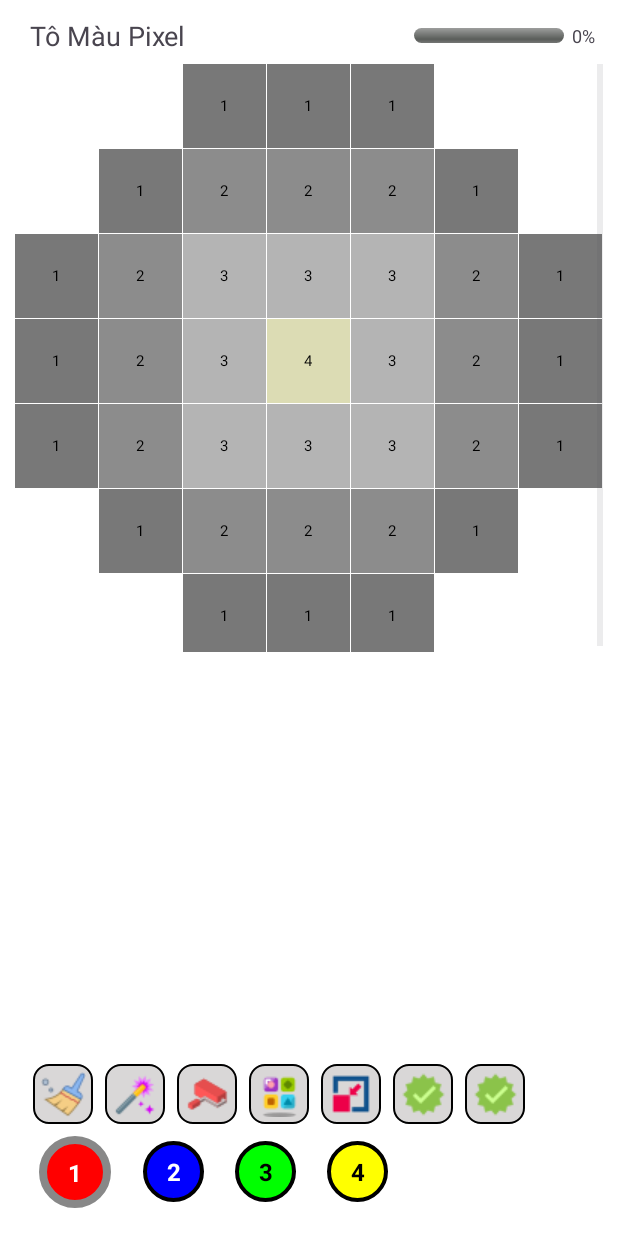
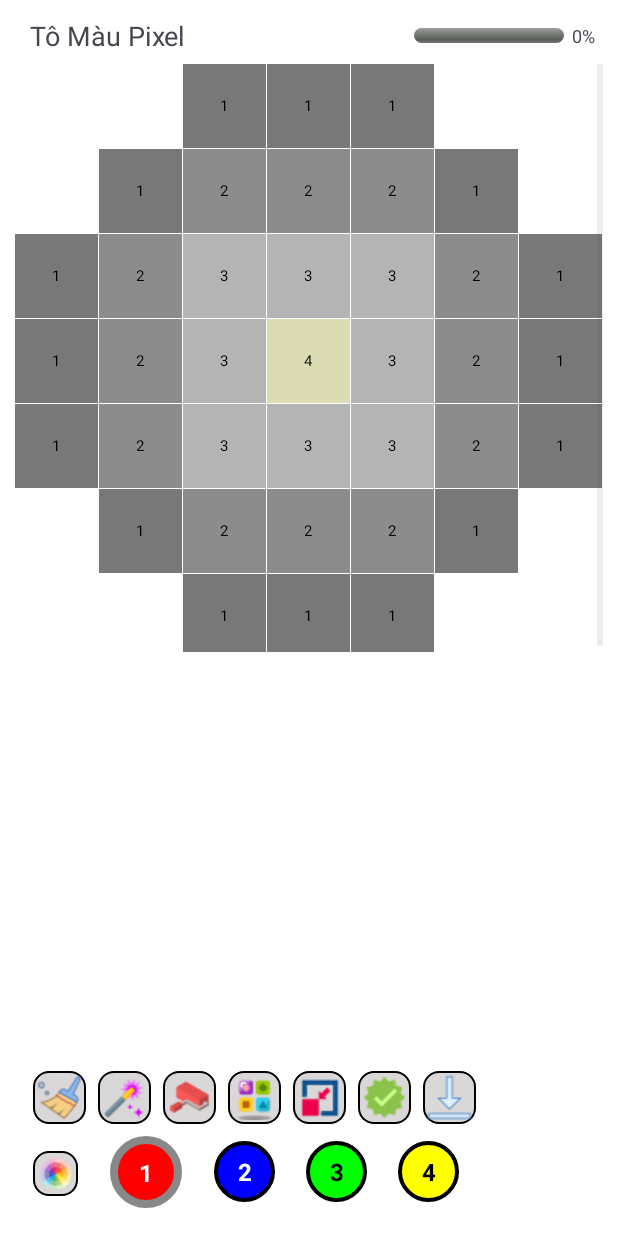
Before and after one commit to ahido388015/ColorByNumber, an Android app: the MainActivity screen opened directly, with no data from a screen before it, on a phone screen of 412 x 824 dp. Run offline under Robolectric (Android 15) with nearby library versions, the phone set to English and light mode, and no system bars; libraries missing offline, so code that uses them is left out: com.skydoves.colorpickerview.

Commit message:
add custom color_fix ui

```diff
--- a/app/build.gradle.kts
+++ b/app/build.gradle.kts
@@ -49,5 +49,6 @@ dependencies {
 
     implementation ("androidx.recyclerview:recyclerview:1.3.2")
     implementation ("androidx.cardview:cardview:1.0.0")
+    implementation ("com.github.skydoves:colorpickerview:2.3.0")
    // implementation ("org.jetbrains.kotlinx:kotlinx-parcelize:1.3.5")
 }
--- a/app/src/main/res/layout/activity_main.xml
+++ b/app/src/main/res/layout/activity_main.xml
@@ -99,24 +99,24 @@
 
         <ImageButton
             android:id="@+id/clearButton"
-            android:layout_width="40dp"
-            android:layout_height="40dp"
+            android:layout_width="35dp"
+            android:layout_height="35dp"
             android:layout_marginLeft="12dp"
             android:background="@drawable/boder_color_palette"
             app:srcCompat="@drawable/clear" />
 
         <ImageButton
             android:id="@+id/magicButton"
-            android:layout_width="40dp"
-            android:layout_height="40dp"
+            android:layout_width="35dp"
+            android:layout_height="35dp"
             android:layout_marginLeft="8dp"
             android:background="@drawable/boder_color_palette"
             app:srcCompat="@drawable/magicbt" />
 
         <ImageButton
             android:id="@+id/drawingButton"
-            android:layout_width="40dp"
-            android:layout_height="40dp"
+            android:layout_width="35dp"
+            android:layout_height="35dp"
             android:background="@drawable/boder_color_palette"
             android:layout_marginLeft="8dp"
             app:srcCompat="@drawable/drawing_roler" />
@@ -124,35 +124,35 @@
 
         <ImageButton
             android:id="@+id/changeBackgroundButton"
-            android:layout_width="40dp"
-            android:layout_height="40dp"
+            android:layout_width="35dp"
+            android:layout_height="35dp"
             android:background="@drawable/boder_color_palette"
             android:layout_marginLeft="8dp"
             app:srcCompat="@drawable/background" />
 
         <ImageButton
             android:id="@+id/resetButton"
-            android:layout_width="40dp"
-            android:layout_height="40dp"
+            android:layout_width="35dp"
+            android:layout_height="35dp"
             android:background="@drawable/boder_color_palette"
             android:layout_marginLeft="8dp"
             app:srcCompat="@drawable/reset_shrink" />
 
         <ImageButton
             android:id="@+id/checkButton"
-            android:layout_width="40dp"
-            android:layout_height="40dp"
+            android:layout_width="35dp"
+            android:layout_height="35dp"
             android:background="@drawable/boder_color_palette"
             android:layout_marginLeft="8dp"
             app:srcCompat="@drawable/check" />
 
         <ImageButton
             android:id="@+id/downButton"
-            android:layout_width="40dp"
-            android:layout_height="40dp"
+            android:layout_width="35dp"
+            android:layout_height="35dp"
             android:background="@drawable/boder_color_palette"
             android:layout_marginLeft="8dp"
-            app:srcCompat="@drawable/check" />
+            app:srcCompat="@drawable/dowwnload" />
 
     </LinearLayout>
 
@@ -160,6 +160,16 @@
         android:layout_width="wrap_content"
         android:layout_height="wrap_content"
         android:orientation="horizontal">
+
+        <ImageButton
+            android:id="@+id/customColorButton"
+            android:layout_width="30dp"
+            android:layout_height="30dp"
+            android:background="@drawable/boder_color_palette"
+            android:layout_marginLeft="12dp"
+            android:layout_marginTop="18dp"
+            android:layout_marginRight="5dp"
+            app:srcCompat="@drawable/customcolor" />
 
         <HorizontalScrollView
             android:layout_width="match_parent"
```
Also changed, not shown: app/src/main/java/com/example/nocolor/MainActivity.kt (+67 -3 lines), app/src/main/res/layout/dialog_color_picker.xml (added, +42 -0 lines), app/src/main/res/drawable/customcolor.png (added), app/src/main/res/drawable/dowwnload.png (added).
